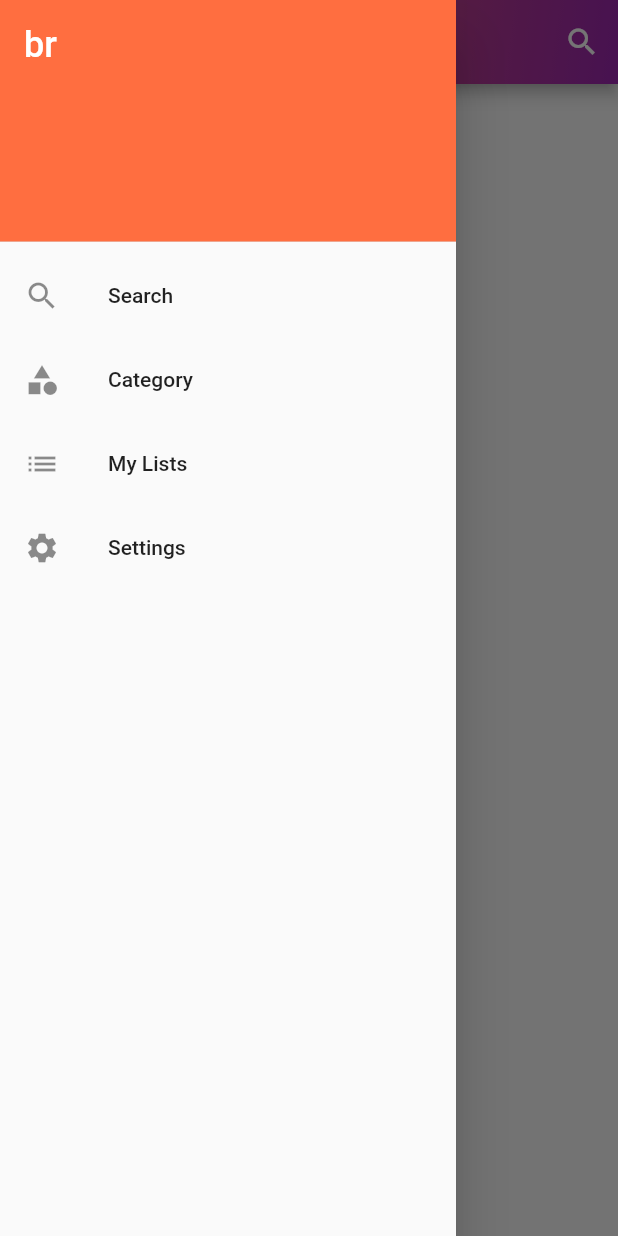
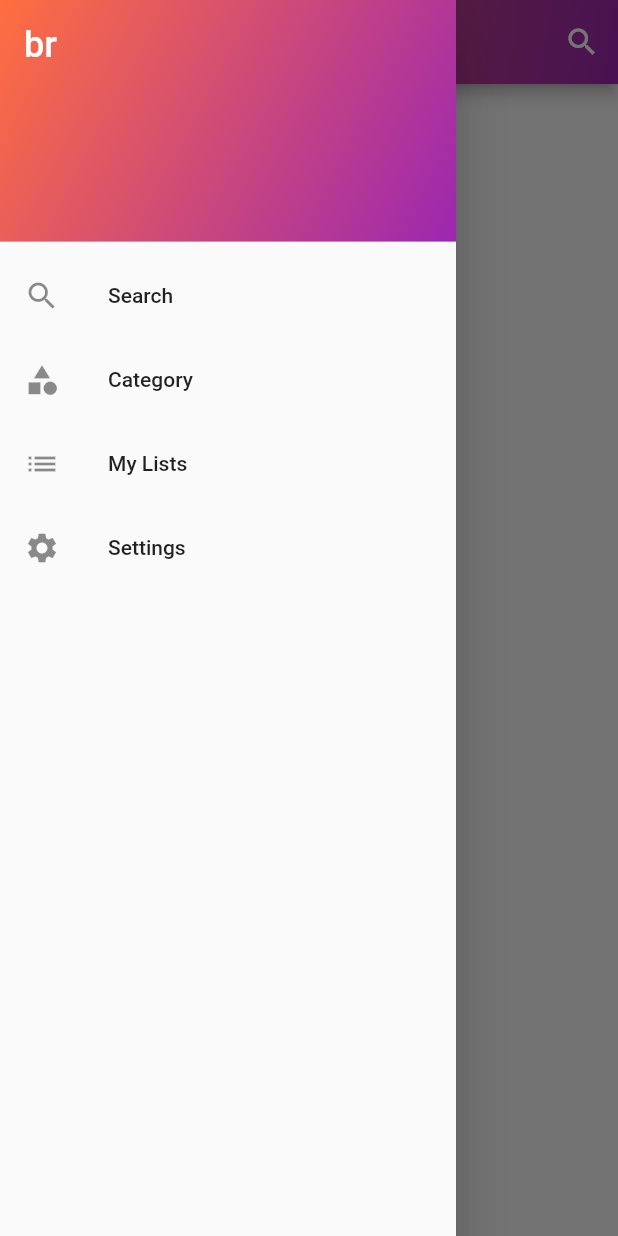
Before and after one commit to ppmasa8/Wallpaper, a Flutter app: the screen it shows after launch, with the side drawer open, on a phone screen of 412 x 824 dp. Run offline on Flutter 3.47's test engine with Material 2 defaults, Android fonts, the phone set to English and light mode, and no system bars.

Commit message:
Add colors for drawer

```diff
--- a/lib/navigation.dart
+++ b/lib/navigation.dart
@@ -37,7 +37,11 @@ class _NavigationState extends State<Navigation> {
           children: <Widget>[
             DrawerHeader(
               decoration: BoxDecoration(
-                  color: Colors.deepOrangeAccent
+                gradient: LinearGradient(
+                    colors: [Colors.purple, Colors.deepOrangeAccent],
+                    begin: Alignment.bottomRight,
+                    end: Alignment.topLeft
+                ),
               ),
               child: Text(
                 'br',
```
